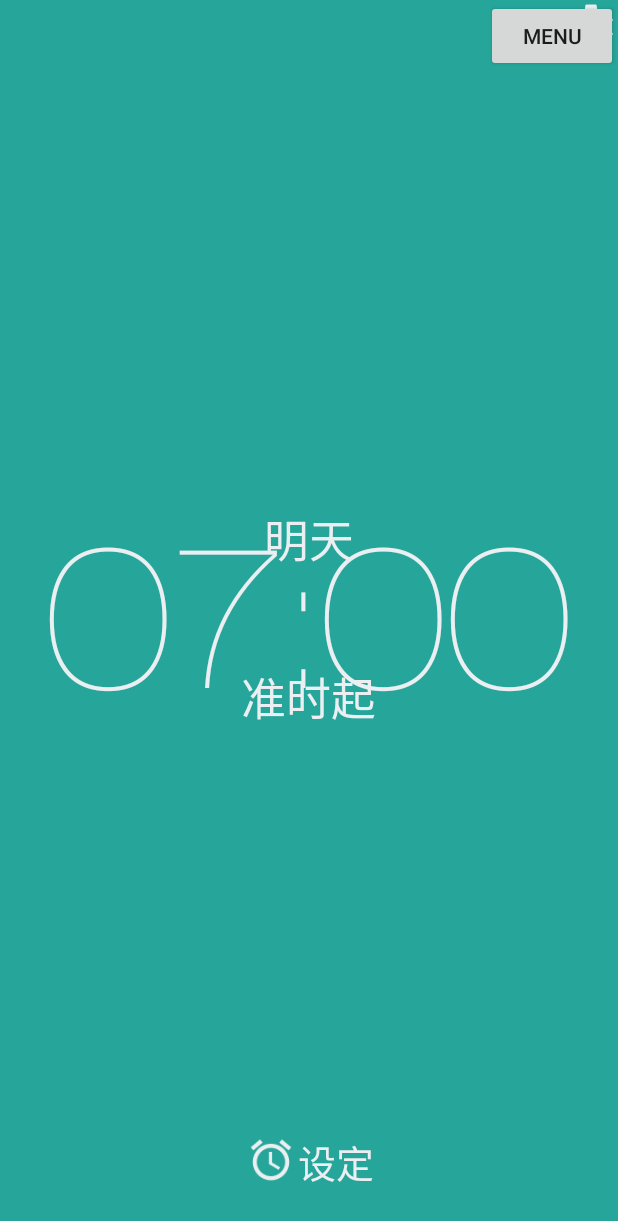
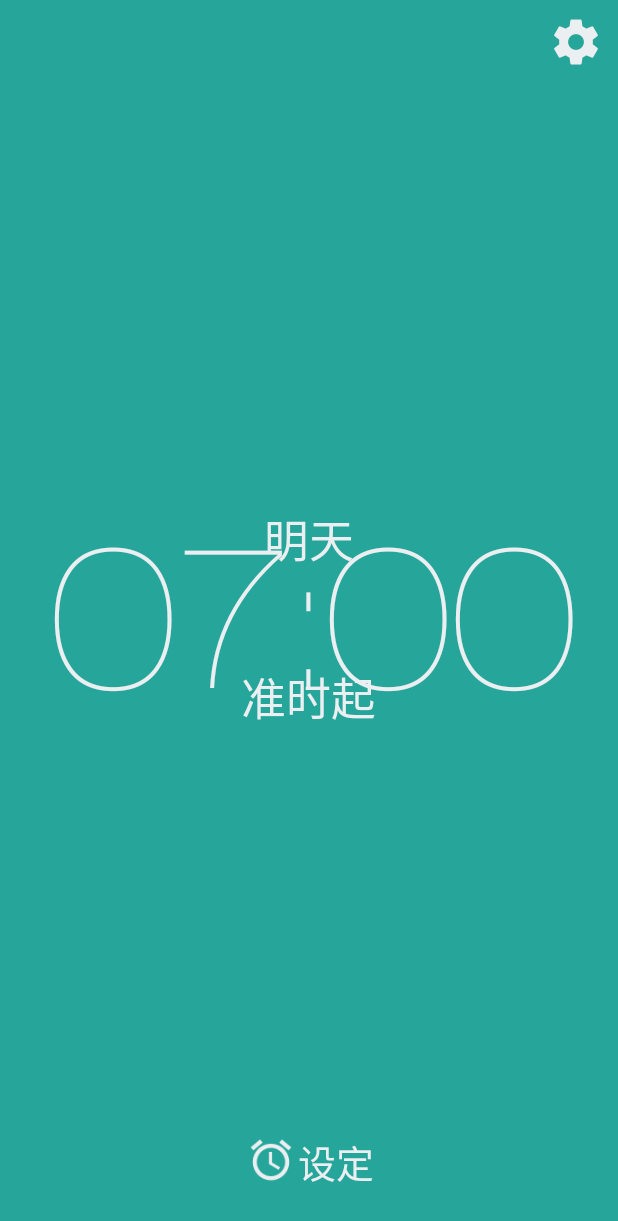
Before and after one commit to mmga/UpClock, an Android app: the screen it shows after launch (MainActivity), on a phone screen of 412 x 824 dp. Shown: the top 1221 px of the screen. Run offline under Robolectric (Android 15) with nearby library versions, the phone set to English and light mode, and no system bars; Roboto replaces fonts that are not available here; 1 statement that could not run was skipped.

Commit message:
扩大了调节时间按钮的触摸范围

```diff
--- a/app/src/main/AndroidManifest.xml
+++ b/app/src/main/AndroidManifest.xml
@@ -6,10 +6,13 @@
         android:allowBackup="true"
         android:icon="@mipmap/ic_launcher"
         android:label="@string/app_name"
-        android:theme="@style/AppTheme" >
+        android:theme="@style/AppTheme"
+        >
         <activity
             android:name=".Activity.MainActivity"
-            android:label="@string/app_name" >
+            android:label="@string/app_name"
+            android:screenOrientation="portrait">
+
             <intent-filter>
                 <action android:name="android.intent.action.MAIN" />
 
--- a/app/src/main/java/com/mmga/upclock/Activity/MainActivity.java
+++ b/app/src/main/java/com/mmga/upclock/Activity/MainActivity.java
@@ -1,8 +1,10 @@
 package com.mmga.upclock.Activity;
 
 import android.animation.Animator;
+import android.animation.AnimatorInflater;
 import android.animation.AnimatorListenerAdapter;
 import android.animation.AnimatorSet;
+import android.animation.ArgbEvaluator;
 import android.animation.ObjectAnimator;
 import android.app.Activity;
 import android.content.Context;
@@ -19,8 +21,6 @@ import android.view.animation.AccelerateInterpolator;
 import android.view.animation.DecelerateInterpolator;
 import android.view.animation.OvershootInterpolator;
 import android.widget.ArrayAdapter;
-import android.widget.Button;
-import android.widget.ImageButton;
 import android.widget.ImageView;
 import android.widget.LinearLayout;
 import android.widget.ListView;
@@ -38,15 +38,11 @@ public class MainActivity extends Activity implements View.OnClickListener{
     private static final int LOAD_DATA = 0;
     private static final int CLOSE_SET_TIME_INTERFACE = 1;
     private RelativeLayout main;
-    private ImageButton btnSettings;
-//    private ImageView btnSetTime;
-//    private ImageView btnConfirm;
+    private ImageView btnSettings;
     private TextView textTomorrow;
     private TextView textTimeHour;
     private TextView textTimeMinute;
     private TextView textSwitchState;
-    //    private TextView textSetTime;
-//    private TextView textConfirmTime;
     private RelativeLayout setTime;
     private RelativeLayout confirmSetting;
 
@@ -55,7 +51,6 @@ public class MainActivity extends Activity implements View.OnClickListener{
     private ImageView minuteUp;
     private ImageView minuteDown;
 
-    private Button mButton;
     private DrawerLayout mDrawerLayout;
     private LinearLayout mRightDrawer;
     private ListView mDrawerList;
@@ -82,7 +77,7 @@ public class MainActivity extends Activity implements View.OnClickListener{
         mDrawerList.setAdapter(new ArrayAdapter<String>(this, android.R.layout.simple_list_item_1, listData));
         mDrawerList.setOnItemClickListener(new DrawerItemClickListener(MainActivity.this));
 //        打开抽屉菜单栏的按钮
-        mButton.setOnClickListener(new View.OnClickListener() {
+        btnSettings.setOnClickListener(new View.OnClickListener() {
             @Override
             public void onClick(View v) {
                 mDrawerLayout.openDrawer(mRightDrawer);
@@ -102,14 +97,14 @@ public class MainActivity extends Activity implements View.OnClickListener{
 
     private void init() {
         main = (RelativeLayout) findViewById(R.id.main);
-        btnSettings = (ImageButton) findViewById(R.id.btn_settings);
+        btnSettings = (ImageView) findViewById(R.id.btn_settings);
+        btnSettings.setClickable(true);
         setTime = (RelativeLayout) findViewById(R.id.layout_set_time);
         confirmSetting = (RelativeLayout) findViewById(R.id.layout_confirm_time);
         textTomorrow = (TextView) findViewById(R.id.text_tomorrow);
         textTimeHour = (TextView) findViewById(R.id.text_time_Hour);
         textTimeMinute = (TextView) findViewById(R.id.text_time_Minute);
         textSwitchState = (TextView) findViewById(R.id.text_switch_state);
-        mButton = (Button) findViewById(R.id.menuButton);
         mDrawerLayout = (DrawerLayout) findViewById(R.id.drawer_layout);
         mRightDrawer = (LinearLayout) findViewById(R.id.right_drawer);
         mDrawerList = (ListView) findViewById(R.id.drawer_list);
@@ -250,8 +245,8 @@ public class MainActivity extends Activity implements View.OnClickListener{
 
         float textSetTimeCurTransY = setTime.getTranslationY();
         float middleY = getScreenHeight(this) * 0.5f*0.9f;
-        float leftX = getScreenWidth(this) * 0.2f * 0.9f;
-        float rightX = getScreenWidth(this) * 0.8f * 0.9f;
+        float leftX = getScreenWidth(this) * 0.2f*0.9f;
+        float rightX = getScreenWidth(this) * 0.8f*0.9f;
         float textHeight = textTimeHour.getHeight();
         hourUp.setX(leftX);
         hourDown.setX(leftX);
@@ -299,6 +294,12 @@ public class MainActivity extends Activity implements View.OnClickListener{
         ObjectAnimator anim13 = ObjectAnimator.ofFloat(minuteUp, "alpha",0f,1f);
         ObjectAnimator anim14 = ObjectAnimator.ofFloat(minuteDown, "alpha",0f,1f);
 
+//        背景色渐变
+        ObjectAnimator anim15 = (ObjectAnimator) AnimatorInflater
+                .loadAnimator(MainActivity.this, R.animator.background_color);
+        anim15.setEvaluator(new ArgbEvaluator());
+        anim15.setTarget(mDrawerLayout);
+
 
 //              动画监听器 开始
         anim5.addListener(new AnimatorListenerAdapter() {
@@ -331,7 +332,7 @@ public class MainActivity extends Activity implements View.OnClickListener{
         AnimatorSet animatorSet = new AnimatorSet();
         animatorSet.setDuration(400);
         animatorSet.playTogether(anim1,anim2,/*anim3,*/anim4,anim5,anim6,anim7,anim8,anim9,
-                anim10,anim11,anim12,anim13,anim14/*,anim15,anim16,anim17,anim18*/ );
+                anim10,anim11,anim12,anim13,anim14,anim15/*,anim16,anim17,anim18*/ );
         animatorSet.start();
 
 
@@ -393,6 +394,12 @@ public class MainActivity extends Activity implements View.OnClickListener{
         anim11.setInterpolator(new DecelerateInterpolator());
         anim12.setInterpolator(new DecelerateInterpolator());
 
+//        背景色渐变
+        ObjectAnimator anim15 = (ObjectAnimator) AnimatorInflater
+                .loadAnimator(MainActivity.this, R.animator.background_color_reverse);
+        anim15.setEvaluator(new ArgbEvaluator());
+        anim15.setTarget(mDrawerLayout);
+
 
 //              动画监听器 开始
         anim6.addListener(new AnimatorListenerAdapter() {
@@ -426,7 +433,7 @@ public class MainActivity extends Activity implements View.OnClickListener{
         AnimatorSet animatorSet = new AnimatorSet();
         animatorSet.setDuration(400);
         animatorSet.playTogether(anim1,anim2,anim3,anim4,/*anim5,*/anim6,anim7,anim8,
-                anim9,anim10,anim11,anim12,anim13,anim14);
+                anim9,anim10,anim11,anim12,anim13,anim14,anim15);
         animatorSet.start();
 
     }
--- /dev/null
+++ b/app/src/main/res/animator/background_color.xml
@@ -0,0 +1,10 @@
+<?xml version="1.0" encoding="utf-8"?>
+    <objectAnimator xmlns:android="http://schemas.android.com/apk/res/android"
+        android:duration="400"
+        android:propertyName="backgroundColor"
+        android:valueFrom="#FF26A69A"
+        android:valueTo="#ffec407a"
+        android:valueType="intType"
+        android:interpolator="@android:anim/decelerate_interpolator"
+    >
+</objectAnimator>
--- /dev/null
+++ b/app/src/main/res/animator/background_color_reverse.xml
@@ -0,0 +1,10 @@
+<?xml version="1.0" encoding="utf-8"?>
+<objectAnimator xmlns:android="http://schemas.android.com/apk/res/android"
+    android:duration="400"
+    android:propertyName="backgroundColor"
+    android:valueFrom="#ffec407a"
+    android:valueTo="#FF26A69A"
+    android:valueType="intType"
+    android:interpolator="@android:anim/decelerate_interpolator"
+    >
+</objectAnimator>
--- a/app/src/main/res/layout/activity_main.xml
+++ b/app/src/main/res/layout/activity_main.xml
@@ -16,22 +16,15 @@
     android:layout_width="match_parent"
     android:layout_height="match_parent">
     <!--android:background="#ff26a69a"-->
-    <Button
-        android:id="@+id/menuButton"
-        android:layout_width="wrap_content"
-        android:layout_height="wrap_content"
-        android:layout_alignParentRight="true"
-        android:layout_alignParentTop="true"
-        android:text="Menu" />
 
-
-    <ImageButton
+    <ImageView
         android:id="@+id/btn_settings"
         android:layout_width="wrap_content"
         android:layout_height="wrap_content"
         android:layout_gravity="right"
         android:background="#00000000"
 
+        android:padding="10dp"
         android:src="@mipmap/ic_settings_white_36dp"
         android:layout_alignParentTop="true"
         android:layout_alignParentRight="true"
@@ -43,46 +36,46 @@
         android:layout_width="wrap_content"
         android:layout_height="wrap_content"
         android:textColor="#eceff1"
-        android:textSize="30dp"
+        android:textSize="30sp"
         android:text="明天"
         android:layout_alignTop="@+id/text_time"
         android:layout_centerHorizontal="true" />
 
     <ImageView
         android:layout_width="wrap_content"
-        android:layout_height="wrap_content"
+        android:layout_height="50dp"
         android:id="@+id/hour_up"
         android:src= "@mipmap/ic_chevron_up_white_48dp"
         android:visibility="gone"
         android:clickable="false"
         />
-        <ImageView
+    <ImageView
         android:layout_width="wrap_content"
-        android:layout_height="wrap_content"
+        android:layout_height="50dp"
         android:id="@+id/hour_down"
         android:src= "@mipmap/ic_chevron_down_white_48dp"
         android:visibility="gone"
         android:clickable="false"
         />
-        <ImageView
+    <ImageView
         android:layout_width="wrap_content"
-        android:layout_height="wrap_content"
+        android:layout_height="50dp"
         android:id="@+id/minute_up"
         android:src= "@mipmap/ic_chevron_up_white_48dp"
         android:visibility="gone"
         android:clickable="false"
         />
-        <ImageView
+    <ImageView
         android:layout_width="wrap_content"
-        android:layout_height="wrap_content"
+        android:layout_height="50dp"
         android:id="@+id/minute_down"
         android:src= "@mipmap/ic_chevron_down_white_48dp"
         android:visibility="gone"
         android:clickable="false"
         />
 
-    <LinearLayout
-        android:layout_width="wrap_content"
+    <RelativeLayout
+        android:layout_width="match_parent"
         android:layout_height="wrap_content"
         android:orientation="horizontal"
         android:layout_centerInParent="true"
@@ -94,6 +87,7 @@
             android:layout_width="wrap_content"
             android:layout_height="wrap_content"
             android:textColor="#eceff1"
+            android:layout_toLeftOf="@+id/text_time_colon"
             android:textSize="130sp"/>
             <!--android:text="07"-->
 
@@ -104,6 +98,7 @@
             android:layout_height="wrap_content"
             android:textColor="#eceff1"
             android:textSize="130sp"
+            android:layout_centerHorizontal="true"
             android:text=":"
             />
 
@@ -112,10 +107,12 @@
             android:layout_width="wrap_content"
             android:layout_height="wrap_content"
             android:textColor="#eceff1"
+            android:layout_toRightOf="@+id/text_time_colon"
             android:textSize="130sp"/>
+
             <!--android:text="30"-->
 
-        </LinearLayout>
+        </RelativeLayout>
 
 
     <com.mmga.upclock.Utils.CustomFontTextView
@@ -123,9 +120,10 @@
         android:layout_width="wrap_content"
         android:layout_height="wrap_content"
         android:textColor="#eceff1"
-        android:textSize="30dp"
+        android:textSize="30sp"
         android:text="准时起"
         android:layout_alignBottom="@+id/text_time"
+        android:paddingTop="30sp"
         android:layout_centerHorizontal="true"
          />
 
```
Also changed, not shown: app/src/main/res/mipmap-hdpi/ic_chevron_up_white_48dplong.png (added).
